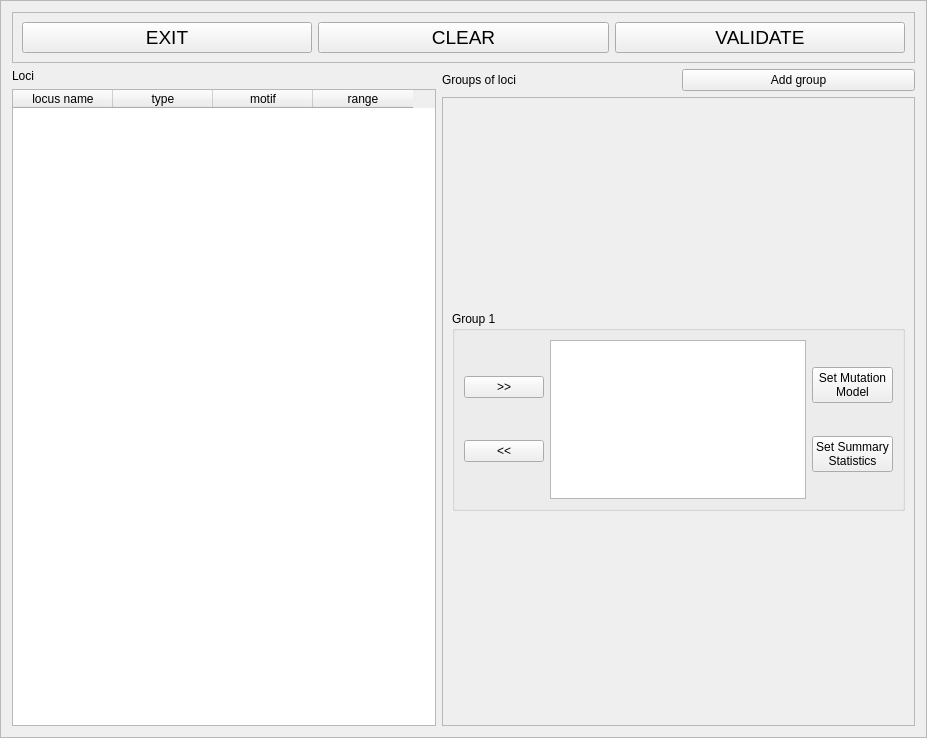
cbgp/diyabc, file python_interface/uis/setGenData.ui: the form before one commit.
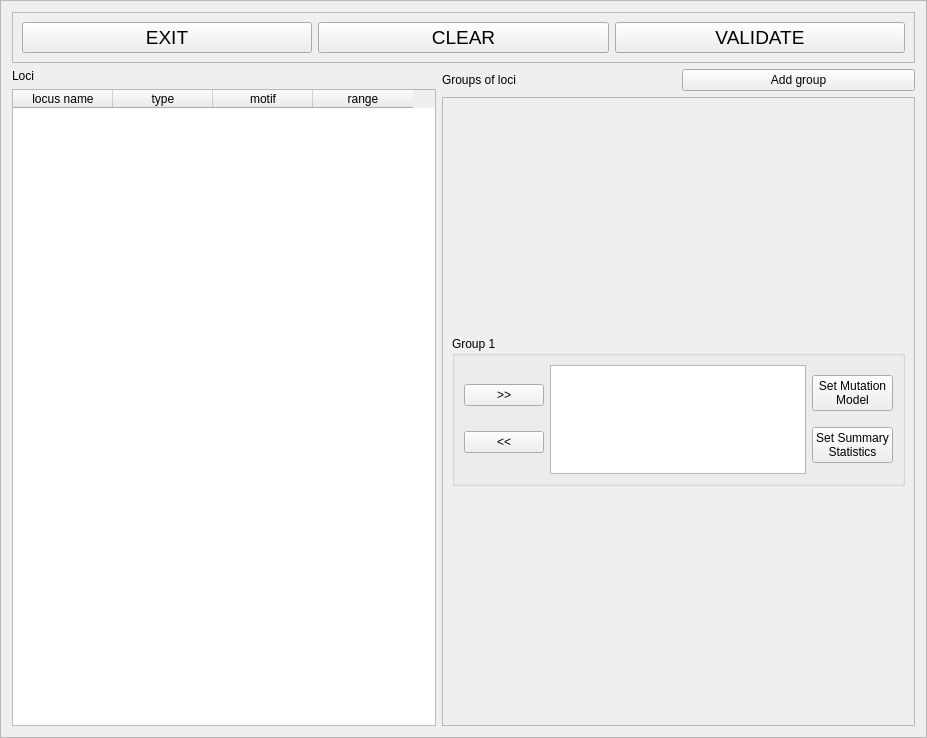
The form after the commit.

Commit message: setgen fonctionnement commencé

Diff of the .ui file:
```diff
--- a/python_interface/uis/setGenData.ui
+++ b/python_interface/uis/setGenData.ui
@@ -157,10 +157,16 @@
           <layout class="QVBoxLayout" name="verticalLayout_3">
            <item>
             <widget class="QGroupBox" name="groupBox">
+             <property name="minimumSize">
+              <size>
+               <width>0</width>
+               <height>150</height>
+              </size>
+             </property>
              <property name="maximumSize">
               <size>
                <width>16777215</width>
-               <height>200</height>
+               <height>150</height>
               </size>
              </property>
              <property name="title">
```
Left out of the diff: 10 changed lines with no effect on the pictures. The commit also changes 2 other files.
